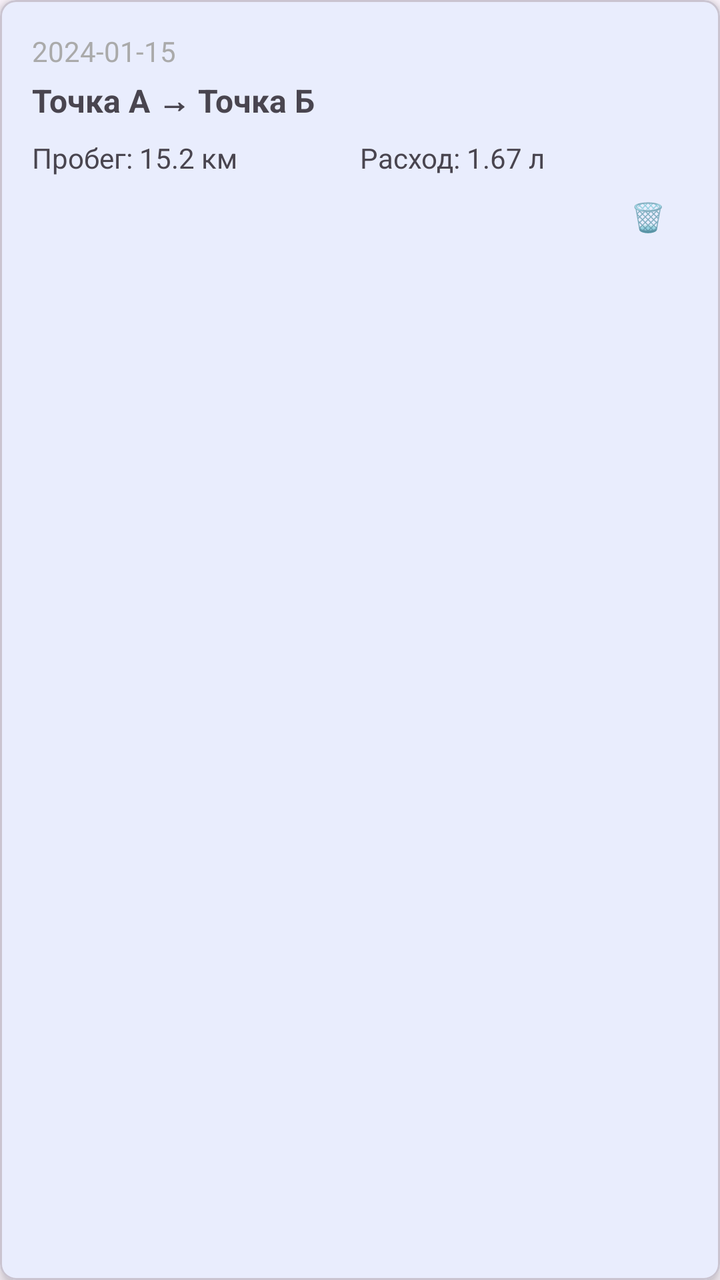
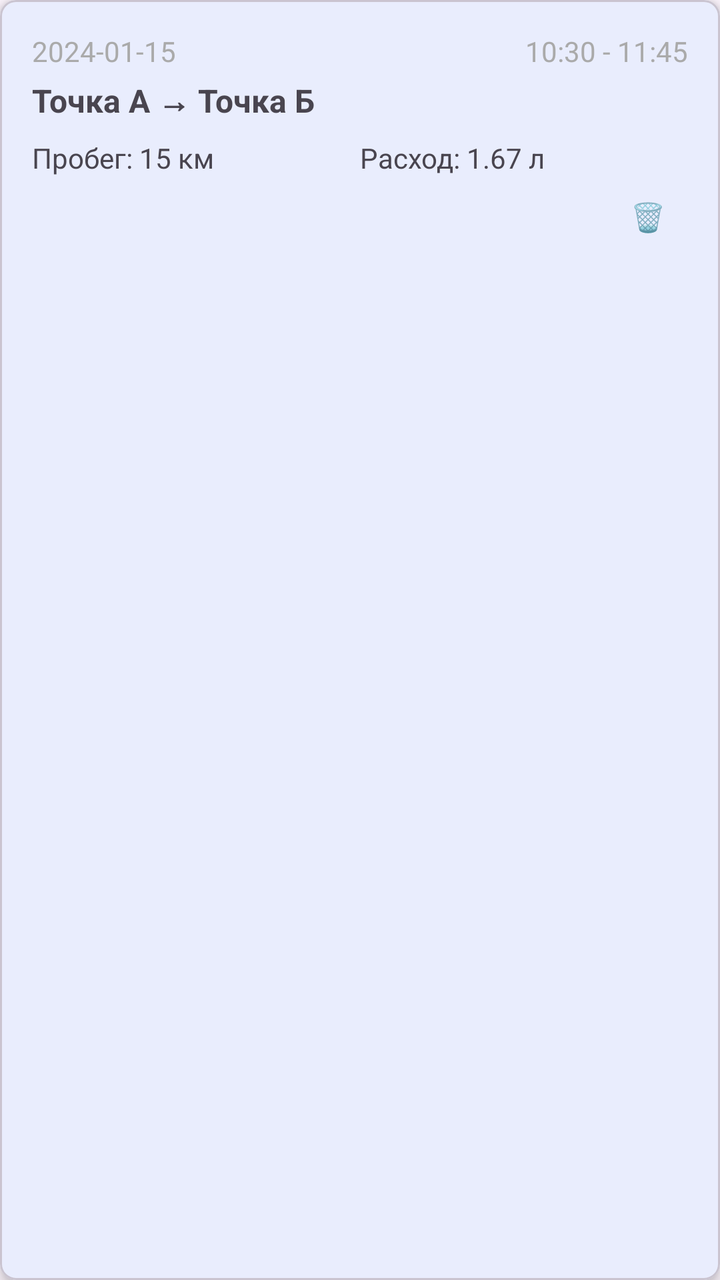

An Android layout rendered at two revisions. The XML below is the earlier revision; the diff shows what the commit changed to produce the second picture.
<!-- AndroidManifest.xml: application theme Theme.TripLogger -->
<!-- res/layout/item_trip.xml -->
<?xml version="1.0" encoding="utf-8"?>
<com.google.android.material.card.MaterialCardView xmlns:android="http://schemas.android.com/apk/res/android"
    xmlns:app="http://schemas.android.com/apk/res-auto"
    android:layout_width="match_parent"
    android:layout_height="wrap_content"
    android:layout_margin="8dp"
    app:cardElevation="4dp"
    app:cardCornerRadius="8dp">

    <LinearLayout
        android:layout_width="match_parent"
        android:layout_height="wrap_content"
        android:orientation="vertical"
        android:padding="16dp">

        <TextView
            android:id="@+id/dateText"
            android:layout_width="wrap_content"
            android:layout_height="wrap_content"
            android:text="2024-01-15"
            android:textSize="14sp"
            android:textColor="@android:color/darker_gray" />

        <TextView
            android:id="@+id/routeText"
            android:layout_width="match_parent"
            android:layout_height="wrap_content"
            android:text="Точка А → Точка Б"
            android:textSize="16sp"
            android:textStyle="bold"
            android:layout_marginTop="4dp" />

        <LinearLayout
            android:layout_width="match_parent"
            android:layout_height="wrap_content"
            android:orientation="horizontal"
            android:layout_marginTop="8dp">
            
            <TextView
                android:id="@+id/distanceText"
                android:layout_width="0dp"
                android:layout_height="wrap_content"
                android:layout_weight="1"
                android:text="Пробег: 15.2 км"
                android:textSize="14sp" />
            
            <TextView
                android:id="@+id/fuelText"
                android:layout_width="0dp"
                android:layout_height="wrap_content"
                android:layout_weight="1"
                android:text="Расход: 1.67 л"
                android:textSize="14sp" />
        </LinearLayout>

        <Button
            android:id="@+id/deleteButton"
            android:layout_width="40dp"
            android:layout_height="40dp"
            android:layout_gravity="end"
            android:text="🗑"
            style="@style/Widget.Material3.Button.TextButton" />
    </LinearLayout>
</com.google.android.material.card.MaterialCardView>
<!-- resources referenced by this layout -->
<resources>
  <style name="Theme.TripLogger" parent="Theme.Material3.Light.NoActionBar">
          <item name="colorPrimary">#2196F3</item>
          <item name="colorPrimaryVariant">#1976D2</item>
          <item name="colorOnPrimary">@android:color/white</item>
          <item name="colorSecondary">#FF9800</item>
          <item name="colorOnSecondary">@android:color/white</item>
      </style>
</resources>

<!-- the commit's change to res/layout/item_trip.xml (unified diff, before → after) -->
@@ -13,13 +13,28 @@
         android:orientation="vertical"
         android:padding="16dp">
 
-        <TextView
-            android:id="@+id/dateText"
-            android:layout_width="wrap_content"
+        <LinearLayout
+            android:layout_width="match_parent"
             android:layout_height="wrap_content"
-            android:text="2024-01-15"
-            android:textSize="14sp"
-            android:textColor="@android:color/darker_gray" />
+            android:orientation="horizontal">
+
+            <TextView
+                android:id="@+id/dateText"
+                android:layout_width="0dp"
+                android:layout_height="wrap_content"
+                android:layout_weight="1"
+                android:text="2024-01-15"
+                android:textSize="14sp"
+                android:textColor="@android:color/darker_gray" />
+
+            <TextView
+                android:id="@+id/timeText"
+                android:layout_width="wrap_content"
+                android:layout_height="wrap_content"
+                android:text="10:30 - 11:45"
+                android:textSize="14sp"
+                android:textColor="@android:color/darker_gray" />
+        </LinearLayout>
 
         <TextView
             android:id="@+id/routeText"
@@ -35,15 +50,15 @@
             android:layout_height="wrap_content"
             android:orientation="horizontal"
             android:layout_marginTop="8dp">
-            
+
             <TextView
                 android:id="@+id/distanceText"
                 android:layout_width="0dp"
                 android:layout_height="wrap_content"
                 android:layout_weight="1"
-                android:text="Пробег: 15.2 км"
+                android:text="Пробег: 15 км"
                 android:textSize="14sp" />
-            
+
             <TextView
                 android:id="@+id/fuelText"
                 android:layout_width="0dp"
